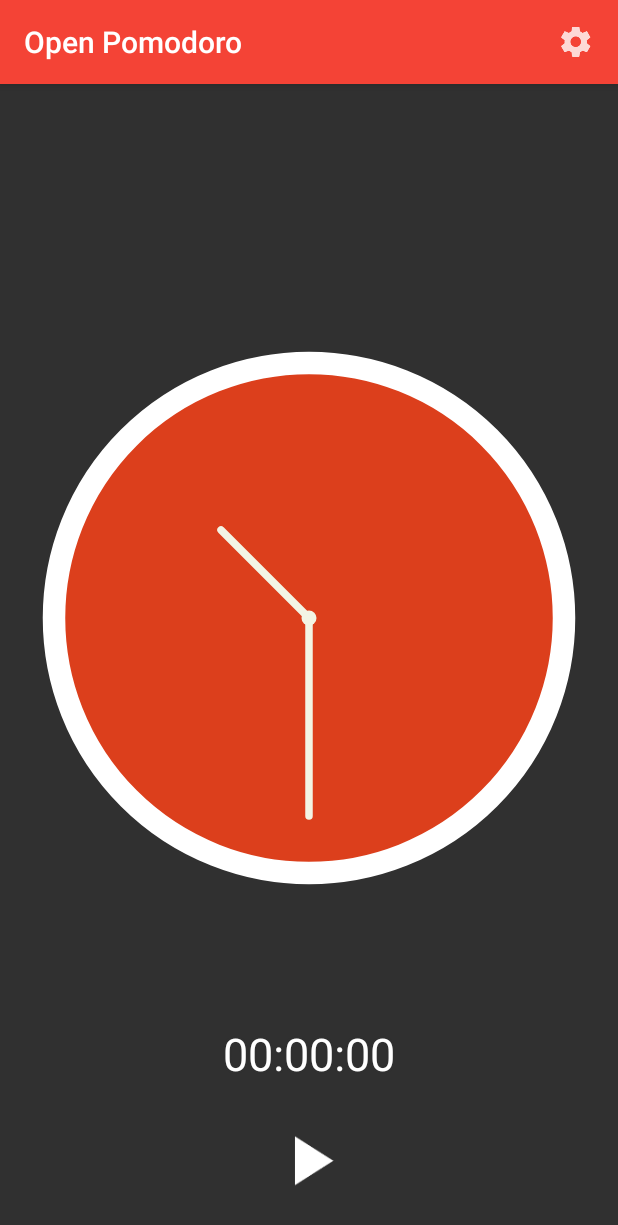
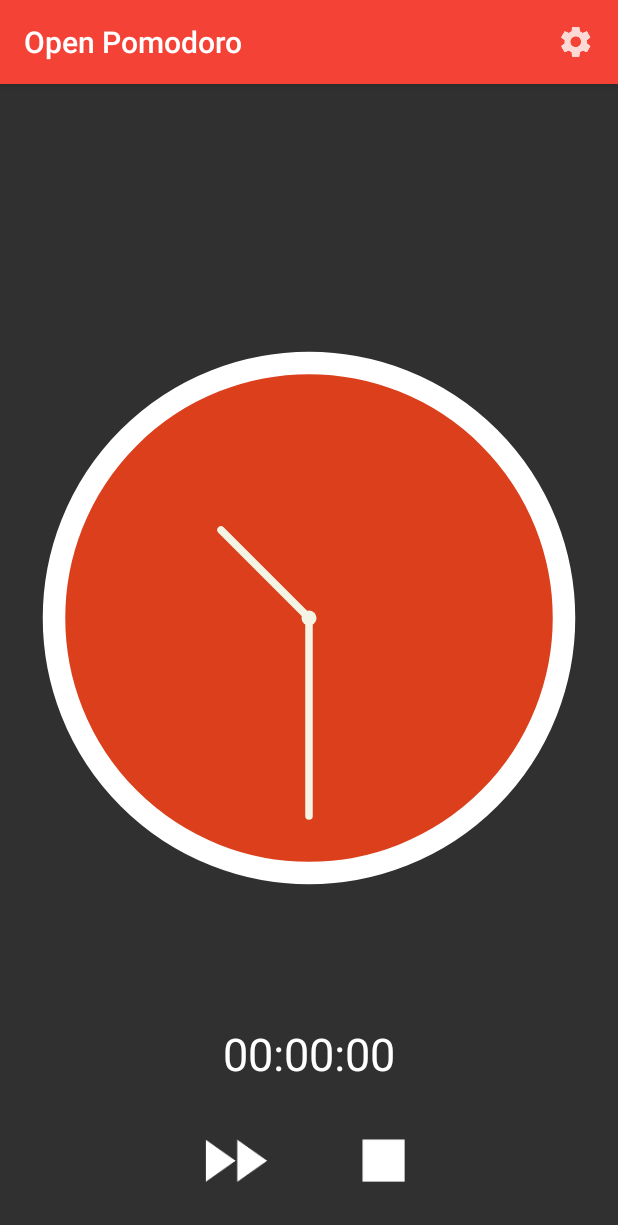
Before and after one commit to dielsonsales/OpenPomodoro, an Android app: the screen it shows after launch (MainActivity), after a tap on an icon or button, on a phone screen of 412 x 824 dp. Shown: the top 1225 px of the screen. Run offline under Robolectric (Android 15) with nearby library versions, the phone set to English and light mode, and no system bars; 4 statements that could not run were skipped.

Commit message:
Put main activity buttons into separate fragment

```diff
--- a/app/src/main/java/me/dielsonsales/app/openpomodoro/AboutActivity.java
+++ b/app/src/main/java/me/dielsonsales/app/openpomodoro/AboutActivity.java
@@ -1,23 +1,17 @@
 package me.dielsonsales.app.openpomodoro;
 
 import android.os.Bundle;
-import android.support.v7.app.ActionBar;
-import android.support.v7.app.AppCompatActivity;
-import android.support.v7.widget.Toolbar;
 
-public class AboutActivity extends AppCompatActivity {
+import me.dielsonsales.app.openpomodoro.presentation.BaseActivity;
+
+public class AboutActivity extends BaseActivity {
 
     @Override
     protected void onCreate(Bundle savedInstanceState) {
         super.onCreate(savedInstanceState);
         setContentView(R.layout.activity_about);
-        Toolbar toolbar = (Toolbar) findViewById(R.id.toolbar);
-        setSupportActionBar(toolbar);
-
-        ActionBar actionBar = getSupportActionBar();
-        if (actionBar != null) {
-            actionBar.setDisplayHomeAsUpEnabled(true);
-        }
+        setToolbar(R.id.toolbar, R.string.title_activity_about);
+        setDisplayHomeAsUpEnabled(true);
     }
 
 }
--- /dev/null
+++ b/app/src/main/java/me/dielsonsales/app/openpomodoro/ButtonsFragment.java
@@ -0,0 +1,107 @@
+package me.dielsonsales.app.openpomodoro;
+
+import android.content.Context;
+import android.os.Bundle;
+import android.support.v4.app.Fragment;
+import android.view.LayoutInflater;
+import android.view.View;
+import android.view.ViewGroup;
+import android.widget.ImageView;
+
+/**
+ * Represents the buttons in the MainActivity.
+ */
+public class ButtonsFragment extends Fragment {
+    private ImageView mPlayButton;
+    private ImageView mSkipButton;
+    private ImageView mStopButton;
+    private FragmentInteractionListener mListener;
+
+    @Override
+    public View onCreateView(LayoutInflater inflater, ViewGroup container,
+                             Bundle savedInstanceState) {
+        View view = inflater.inflate(R.layout.fragment_buttons, container, false);
+        mPlayButton = (ImageView) view.findViewById(R.id.play_button);
+        mPlayButton.setOnClickListener(new View.OnClickListener() {
+            @Override
+            public void onClick(View v) {
+                if (mListener != null) {
+                    mListener.onPlayButtonClicked();
+                    enableRunningButtons();
+                }
+            }
+        });
+        mSkipButton = (ImageView) view.findViewById(R.id.skip_button);
+        mSkipButton.setOnClickListener(new View.OnClickListener() {
+            @Override
+            public void onClick(View v) {
+                if (mListener != null) {
+                    mListener.onSkipButtonClicked();
+                }
+            }
+        });
+        mStopButton = (ImageView) view.findViewById(R.id.stop_button);
+        mStopButton.setOnClickListener(new View.OnClickListener() {
+            @Override
+            public void onClick(View v) {
+                if (mListener != null) {
+                    mListener.onStopButtonClicked();
+                    disableRunningButtons();
+                }
+            }
+        });
+        return view;
+    }
+
+    /**
+     * Configures the Activity to listen to this component. Any Activity that
+     * attaches this Fragment must implement FragmentInteractionListener.
+     */
+    @Override
+    public void onAttach(Context context) {
+        super.onAttach(context);
+        if (context instanceof FragmentInteractionListener) {
+            mListener = (FragmentInteractionListener) context;
+        } else {
+            throw new RuntimeException(context.toString()
+                    + " must implement FragmentInteractionListener");
+        }
+    }
+
+    @Override
+    public void onDetach() {
+        super.onDetach();
+        mListener = null;
+    }
+
+    /**
+     * Hides the play button and shows the skip and stop buttons.
+     */
+    public void enableRunningButtons() {
+        mPlayButton.setVisibility(View.GONE);
+        mSkipButton.setVisibility(View.VISIBLE);
+        mStopButton.setVisibility(View.VISIBLE);
+    }
+
+    /**
+     * Hides the skip and stop buttons and shows the play button again.
+     */
+    public void disableRunningButtons() {
+        mPlayButton.setVisibility(View.VISIBLE);
+        mSkipButton.setVisibility(View.GONE);
+        mStopButton.setVisibility(View.GONE);
+    }
+
+    // Interfaces --------------------------------------------------------------
+
+    /**
+     * Interface to receive signals from this fragment. Any activity that
+     * attaches this fragment must implement this interface in order to know
+     * when the buttons were clicked.
+     */
+    public interface FragmentInteractionListener {
+        void onPlayButtonClicked();
+        void onSkipButtonClicked();
+        void onStopButtonClicked();
+    }
+}
--- a/app/src/main/java/me/dielsonsales/app/openpomodoro/ClockFragment.java
+++ b/app/src/main/java/me/dielsonsales/app/openpomodoro/ClockFragment.java
@@ -16,23 +16,16 @@ public class ClockFragment extends Fragment {
     private static final String TAG = "ClockFragment";
     private ClockCanvas mClockCanvas;
 
-    public ClockFragment() {
-        // Required empty public constructor
+    @Override
+    public View onCreateView(LayoutInflater inflater, ViewGroup container, Bundle savedInstanceState) {
+        View view = inflater.inflate(R.layout.fragment_clock, container, false);
+        mClockCanvas = (ClockCanvas) view.findViewById(R.id.clockCanvas);
+        return  view;
     }
 
-    // Fragment methods --------------------------------------------------------
-
-    @Override
-    public View onCreateView(LayoutInflater inflater, ViewGroup container, Bundle savedInstanceState) {
-        return inflater.inflate(R.layout.fragment_clock, container, false);
-    }
-
-    @Override
-    public void onViewCreated(View view, Bundle savedInstanceState) {
-        super.onViewCreated(view, savedInstanceState);
-        mClockCanvas = (ClockCanvas) getView().findViewById(R.id.clockCanvas);
-    }
-
+    /**
+     * Every time the clock is back to the foreground, it is redrawn.
+     */
     @Override
     public void onResume() {
         super.onResume();
--- a/app/src/main/java/me/dielsonsales/app/openpomodoro/MainActivity.java
+++ b/app/src/main/java/me/dielsonsales/app/openpomodoro/MainActivity.java
@@ -6,17 +6,14 @@ import android.content.Intent;
 import android.content.ServiceConnection;
 import android.os.Bundle;
 import android.os.IBinder;
-import android.support.v7.app.AppCompatActivity;
-import android.support.v7.widget.Toolbar;
 import android.view.Menu;
 import android.view.MenuInflater;
 import android.view.MenuItem;
-import android.view.View;
-import android.widget.ImageView;
 
 import java.util.Calendar;
 
 import me.dielsonsales.app.openpomodoro.domain.Duration;
+import me.dielsonsales.app.openpomodoro.presentation.BaseActivity;
 import me.dielsonsales.app.openpomodoro.util.FormattingUtils;
 import me.dielsonsales.app.openpomodoro.views.BorderTextView;
 
@@ -24,64 +21,30 @@ import me.dielsonsales.app.openpomodoro.views.BorderTextView;
  * The main activity containing the visual clock. This class is charged of
  * displaying and updating the view according to the data in the Service.
  */
-public class MainActivity extends AppCompatActivity {
+public class MainActivity extends BaseActivity implements ButtonsFragment.FragmentInteractionListener {
 
     private static final String TAG = "MainActivity";
-    private ClockFragment mClockFragment;
     private PomodoroService mService;
     private boolean mIsBound;
 
+    // Fragments ---------------------------------------------------------------
+    private ClockFragment mClockFragment;
+    private ButtonsFragment mButtonsFragment;
+
     // UI Components -----------------------------------------------------------
     private BorderTextView mCountdownText;
-    private ImageView mPlayButton;
-    private ImageView mSkipButton;
-    private ImageView mStopButton;
 
     @Override
     protected void onCreate(Bundle savedInstanceState) {
         super.onCreate(savedInstanceState);
         setContentView(R.layout.activity_main);
-        Toolbar toolbar = (Toolbar) findViewById(R.id.toolbar);
-        toolbar.setTitle(getResources().getString(R.string.title_activity_main));
-        setSupportActionBar(toolbar);
+        setToolbar(R.id.toolbar, R.string.title_activity_main);
 
         mClockFragment = (ClockFragment) getSupportFragmentManager().findFragmentById(R.id.clock_fragment);
+        mCountdownText = (BorderTextView) findViewById(R.id.countdownText);
+        mButtonsFragment = (ButtonsFragment) getSupportFragmentManager().findFragmentById(R.id.buttons_fragment);
 
         mIsBound = false;
-        mCountdownText = (BorderTextView) findViewById(R.id.countdownText);
-
-        // Play button
-        mPlayButton = (ImageView) findViewById(R.id.play_button);
-        mPlayButton.setOnClickListener(new View.OnClickListener() {
-            @Override
-            public void onClick(View v) {
-                if (mIsBound) {
-                    startPomodoro();
-                }
-            }
-        });
-
-        // Skip button
-        mSkipButton = (ImageView) findViewById(R.id.skip_button);
-        mSkipButton.setOnClickListener(new View.OnClickListener() {
-            @Override
-            public void onClick(View v) {
-                if (mIsBound) {
-                    skipPomodoro();
-                }
-            }
-        });
-
-        // Stop button
-        mStopButton = (ImageView) findViewById(R.id.stop_button);
-        mStopButton.setOnClickListener(new View.OnClickListener() {
-            @Override
-            public void onClick(View v) {
-                if (mIsBound) {
-                    stopPomodoro();
-                }
-            }
-        });
     }
 
     /**
@@ -132,7 +95,7 @@ public class MainActivity extends AppCompatActivity {
             Intent intent = new Intent(this, PomodoroService.class);
             startService(intent);
             mService.stopPomodoro();
-            enableRunningButtons();
+            mButtonsFragment.enableRunningButtons();
         }
     }
 
@@ -146,7 +109,7 @@ public class MainActivity extends AppCompatActivity {
         if (mService.isRunning()) {
             mService.stopPomodoro();
             resetClock();
-            disableRunningButtons();
+            mButtonsFragment.disableRunningButtons();
         }
     }
 
@@ -156,16 +119,27 @@ public class MainActivity extends AppCompatActivity {
         mClockFragment.updateClock();
     }
 
-    private void enableRunningButtons() {
-        mPlayButton.setVisibility(View.GONE);
-        mSkipButton.setVisibility(View.VISIBLE);
-        mStopButton.setVisibility(View.VISIBLE);
+    // FragmentInteractionListener methods -------------------------------------
+
+    @Override
+    public void onPlayButtonClicked() {
+        if (mIsBound) {
+            startPomodoro();
+        }
     }
 
-    private void disableRunningButtons() {
-        mPlayButton.setVisibility(View.VISIBLE);
-        mSkipButton.setVisibility(View.GONE);
-        mStopButton.setVisibility(View.GONE);
+    @Override
+    public void onSkipButtonClicked() {
+        if (mIsBound) {
+            skipPomodoro();
+        }
+    }
+
+    @Override
+    public void onStopButtonClicked() {
+        if (mIsBound) {
+            stopPomodoro();
+        }
     }
 
     /**
@@ -207,7 +181,7 @@ public class MainActivity extends AppCompatActivity {
                 }
             });
             if (mService.isRunning()) {
-                enableRunningButtons();
+                mButtonsFragment.enableRunningButtons();
             }
         }
 
--- /dev/null
+++ b/app/src/main/java/me/dielsonsales/app/openpomodoro/presentation/BaseActivity.java
@@ -0,0 +1,28 @@
+package me.dielsonsales.app.openpomodoro.presentation;
+
+import android.support.v7.app.ActionBar;
+import android.support.v7.app.AppCompatActivity;
+import android.support.v7.widget.Toolbar;
+
+/**
+ * Created by dielson on 24/01/16.
+ */
+public class BaseActivity extends AppCompatActivity {
+    /**
+     * Adds a toolbar from a view resource.
+     * @param toolbarId the toolbar view id
+     * @param titleId the string resource to be displayed as the title
+     */
+    protected void setToolbar(int toolbarId, int titleId) {
+        Toolbar toolbar = (Toolbar) findViewById(toolbarId);
+        toolbar.setTitle(getResources().getString(titleId));
+        setSupportActionBar(toolbar);
+    }
+
+    protected void setDisplayHomeAsUpEnabled(boolean displayHomeAsUpEnabled) {
+        ActionBar actionBar = getSupportActionBar();
+        if (actionBar != null) {
+            actionBar.setDisplayHomeAsUpEnabled(displayHomeAsUpEnabled);
+        }
+    }
+}
--- a/app/src/main/res/layout/activity_main.xml
+++ b/app/src/main/res/layout/activity_main.xml
@@ -24,50 +24,15 @@
         android:layout_width="match_parent"
         android:layout_height="wrap_content"
         android:layout_centerHorizontal="true"
-        android:layout_above="@+id/buttons"/>
+        android:layout_above="@+id/buttons_fragment"/>
 
-
-    <LinearLayout
-        android:id="@id/buttons"
+    <fragment
+        android:id="@id/buttons_fragment"
+        class="me.dielsonsales.app.openpomodoro.ButtonsFragment"
         android:layout_width="wrap_content"
         android:layout_height="wrap_content"
-        android:orientation="horizontal"
         android:layout_centerHorizontal="true"
-        android:layout_alignParentBottom="true">
-        <ImageView
-            android:id="@+id/skip_button"
-            android:visibility="gone"
-            android:paddingLeft="20dp"
-            android:paddingRight="20dp"
-            android:src="@drawable/button_skip"
-            android:clickable="true"
-            android:layout_width="100dp"
-            android:layout_height="100dp"
-            android:scaleType="fitCenter"
-            android:adjustViewBounds="true"/>
-        <ImageView
-            android:id="@+id/play_button"
-            android:paddingLeft="20dp"
-            android:paddingRight="20dp"
-            android:src="@drawable/button_play"
-            android:clickable="true"
-            android:layout_width="100dp"
-            android:layout_height="100dp"
-            android:scaleType="fitCenter"
-            android:adjustViewBounds="true"/>
-
-        <ImageView
-            android:id="@+id/stop_button"
-            android:visibility="gone"
-            android:paddingLeft="20dp"
-            android:paddingRight="20dp"
-            android:src="@drawable/button_stop"
-            android:clickable="true"
-            android:layout_width="100dp"
-            android:layout_height="100dp"
-            android:scaleType="fitCenter"
-            android:adjustViewBounds="true"/>
-    </LinearLayout>
+        android:layout_alignParentBottom="true"/>
 
     <android.support.design.widget.AppBarLayout
         android:layout_alignParentTop="true"
--- /dev/null
+++ b/app/src/main/res/layout/fragment_buttons.xml
@@ -0,0 +1,47 @@
+<FrameLayout xmlns:android="http://schemas.android.com/apk/res/android"
+             xmlns:tools="http://schemas.android.com/tools"
+             android:layout_width="wrap_content"
+             android:layout_height="wrap_content"
+             tools:context="me.dielsonsales.app.openpomodoro.ButtonsFragment">
+
+    <LinearLayout
+        android:layout_width="wrap_content"
+        android:layout_height="wrap_content"
+        android:orientation="horizontal">
+
+        <ImageView
+            android:id="@+id/skip_button"
+            android:visibility="gone"
+            android:paddingLeft="20dp"
+            android:paddingRight="20dp"
+            android:src="@drawable/button_skip"
+            android:clickable="true"
+            android:layout_width="100dp"
+            android:layout_height="100dp"
+            android:scaleType="fitCenter"
+            android:adjustViewBounds="true"/>
+        <ImageView
+            android:id="@+id/play_button"
+            android:paddingLeft="20dp"
+            android:paddingRight="20dp"
+            android:src="@drawable/button_play"
+            android:clickable="true"
+            android:layout_width="100dp"
+            android:layout_height="100dp"
+            android:scaleType="fitCenter"
+            android:adjustViewBounds="true"/>
+
+        <ImageView
+            android:id="@+id/stop_button"
+            android:visibility="gone"
+            android:paddingLeft="20dp"
+            android:paddingRight="20dp"
+            android:src="@drawable/button_stop"
+            android:clickable="true"
+            android:layout_width="100dp"
+            android:layout_height="100dp"
+            android:scaleType="fitCenter"
+            android:adjustViewBounds="true"/>
+    </LinearLayout>
+
+</FrameLayout>
```
Also changed, not shown: app/build.gradle (+9 -10 lines).
